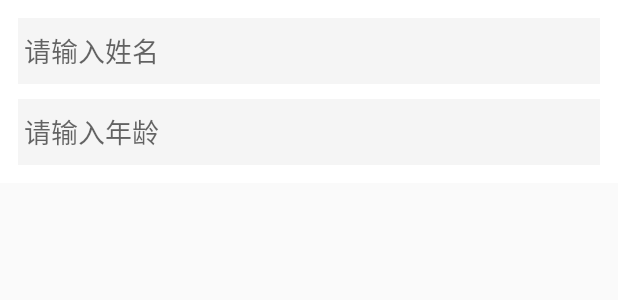
After one commit to songzhiyin/kotlinDemo, an Android app: the layout item_input_studient_adapter.xml on its own in the app's theme, with its tools: preview values and no code run, on a phone screen of 412 x 824 dp. The commit adds this screen. Shown: the top 300 px of the screen. Run offline under Robolectric (Android 15) with nearby library versions, the phone set to English and light mode, and no system bars.

Commit message:
输入框列表

```diff
--- a/app/src/main/AndroidManifest.xml
+++ b/app/src/main/AndroidManifest.xml
@@ -29,7 +29,8 @@
         android:roundIcon="@mipmap/ic_launcher_round"
         android:supportsRtl="true"
         android:theme="@style/AppTheme">
-        <activity android:name=".activity.view.MoveLineViewActivity"></activity>
+        <activity android:name=".activity.function.InputSudientListActivity"></activity>
+        <activity android:name=".activity.view.MoveLineViewActivity" />
         <activity android:name=".activity.launchMode.LaunchModel2Activity" />
         <activity android:name=".activity.launchMode.LaunchModel1Activity" />
         <activity android:name=".activity.function.WorkManagerActivity" />
--- a/app/src/main/java/com/szy/kotlindemo/entity/BaseStudient.kt
+++ b/app/src/main/java/com/szy/kotlindemo/entity/BaseStudient.kt
@@ -1,4 +1,4 @@
 package com.szy.kotlindemo.entity
 
-open class BaseStudient(var name: String?, var age: String, var achievement: Int) {
+open class BaseStudient(var name: String?, var age: String) {
 }
--- a/app/src/main/java/com/szy/kotlindemo/entity/Studient.kt
+++ b/app/src/main/java/com/szy/kotlindemo/entity/Studient.kt
@@ -2,9 +2,9 @@ package com.szy.kotlindemo.entity
 
 import java.util.concurrent.Executors
 
-class Studient(name: String?, age: String, achievement: Int) : BaseStudient(name, age, achievement) {
+class Studient(name: String?, age: String) : BaseStudient(name, age) {
     //次级构造方法
-    constructor() : this("", "", 12) {}
-    constructor(name: String?):this(name,"",12){}
+    constructor() : this("", "") {}
+    constructor(name: String?):this(name,""){}
 
 }
--- /dev/null
+++ b/app/src/main/res/layout/item_input_studient_adapter.xml
@@ -0,0 +1,28 @@
+<?xml version="1.0" encoding="utf-8"?>
+<LinearLayout xmlns:android="http://schemas.android.com/apk/res/android"
+    android:layout_width="match_parent"
+    android:layout_height="wrap_content"
+    android:background="@color/white"
+    android:orientation="vertical"
+    android:padding="12dp">
+
+    <EditText
+        android:layout_width="match_parent"
+        android:layout_height="44dp"
+        android:background="@color/gray"
+        android:gravity="center_vertical"
+        android:hint="请输入姓名"
+        android:id="@+id/edtName"
+        android:padding="4dp" />
+
+    <EditText
+        android:layout_width="match_parent"
+        android:layout_height="44dp"
+        android:layout_marginTop="10dp"
+        android:background="@color/gray"
+        android:gravity="center_vertical"
+        android:id="@+id/edtAge"
+        android:inputType="number"
+        android:hint="请输入年龄"
+        android:padding="4dp" />
+</LinearLayout>
```
Also changed, not shown: app/src/main/java/com/szy/kotlindemo/activity/function/InputSudientListActivity.kt (added, +50 -0 lines), app/src/main/java/com/szy/kotlindemo/adapter/ItemStudientAdapter.kt (added, +84 -0 lines), app/src/main/java/com/szy/kotlindemo/fragment/HomeFragment.kt (+5 -4 lines), app/src/main/res/layout/activity_input_sudient_list.xml (added, +21 -0 lines).
